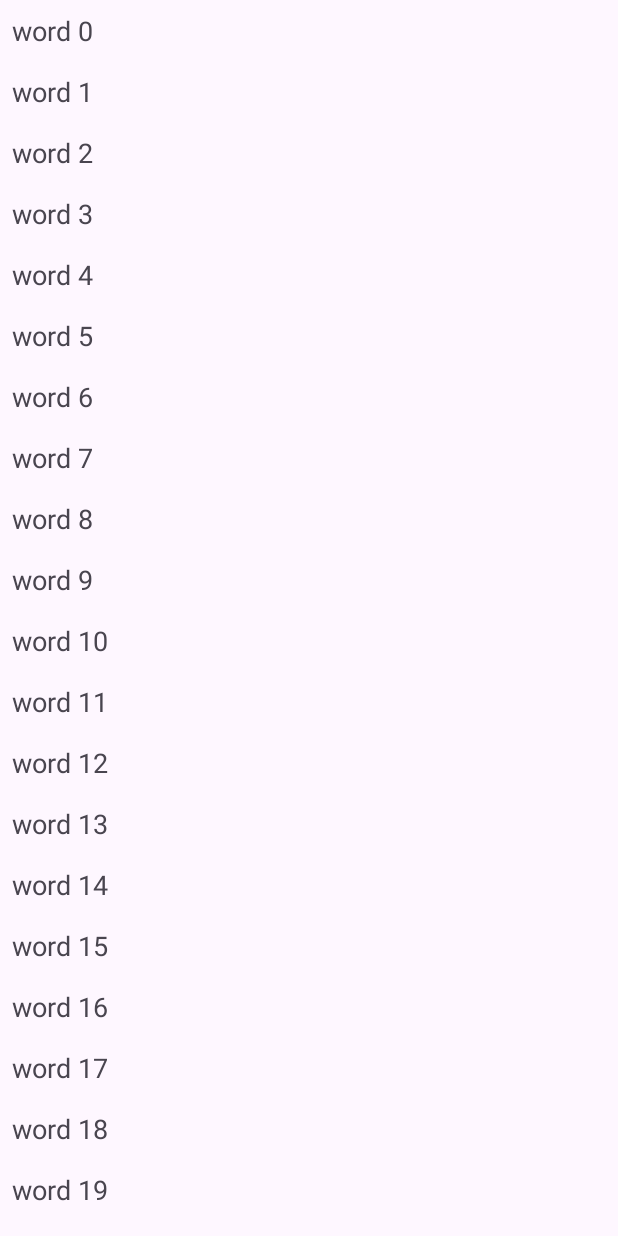
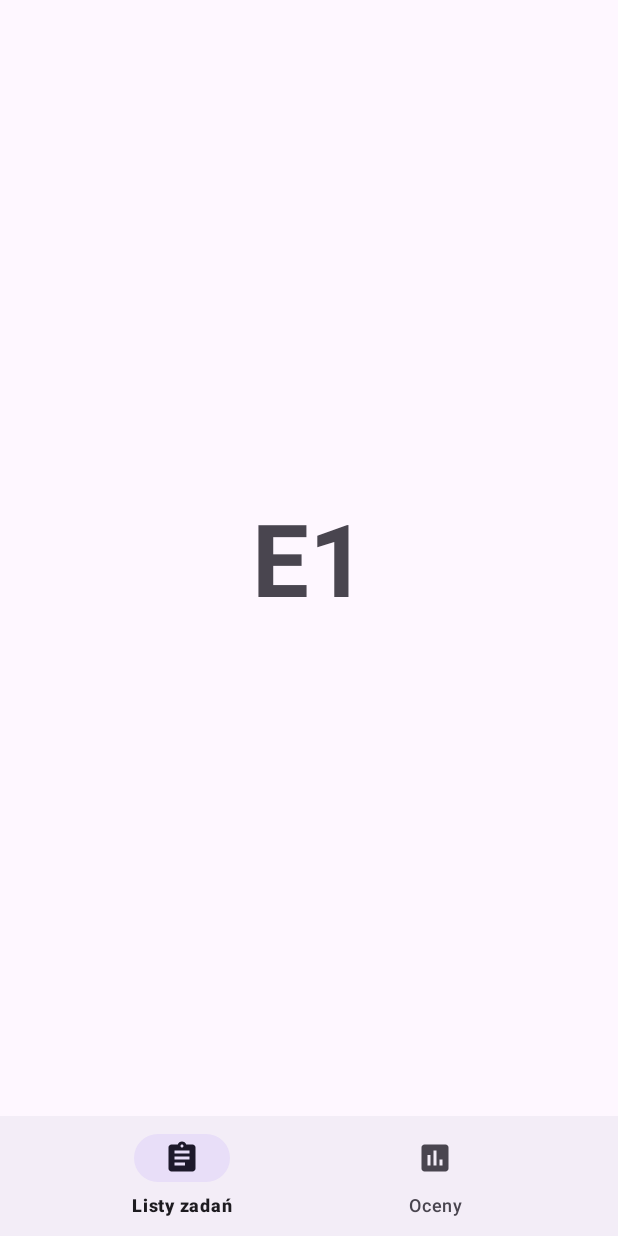
Before and after one commit to Kapiura/PUM, an Android app: the screen it shows after launch (MainActivity), on a phone screen of 412 x 824 dp. Run offline under Robolectric (Android 15) with nearby library versions, the phone set to English and light mode, and no system bars; our stand-ins replace navigation-ui.

Commit message:
No aktualnie w sumie mam bottom ten i sie zmieniaja fraghmenty wiec jestesmy coraz blizej sukcesu ale to chyba na dzis koniec nie mozna sie przemaczac a i tak jest pozno bo 1 w nocy pozdrawiam czyteln ikow

```diff
--- /dev/null
+++ b/Lista3/app/src/main/java/com/example/lista3/E1.kt
@@ -0,0 +1,59 @@
+package com.example.lista3
+
+import android.os.Bundle
+import androidx.fragment.app.Fragment
+import android.view.LayoutInflater
+import android.view.View
+import android.view.ViewGroup
+
+// TODO: Rename parameter arguments, choose names that match
+// the fragment initialization parameters, e.g. ARG_ITEM_NUMBER
+private const val ARG_PARAM1 = "param1"
+private const val ARG_PARAM2 = "param2"
+
+/**
+ * A simple [Fragment] subclass.
+ * Use the [E1.newInstance] factory method to
+ * create an instance of this fragment.
+ */
+class E1 : Fragment() {
+    // TODO: Rename and change types of parameters
+    private var param1: String? = null
+    private var param2: String? = null
+
+    override fun onCreate(savedInstanceState: Bundle?) {
+        super.onCreate(savedInstanceState)
+        arguments?.let {
+            param1 = it.getString(ARG_PARAM1)
+            param2 = it.getString(ARG_PARAM2)
+        }
+    }
+
+    override fun onCreateView(
+        inflater: LayoutInflater, container: ViewGroup?,
+        savedInstanceState: Bundle?
+    ): View? {
+        // Inflate the layout for this fragment
+        return inflater.inflate(R.layout.fragment_e1, container, false)
+    }
+
+    companion object {
+        /**
+         * Use this factory method to create a new instance of
+         * this fragment using the provided parameters.
+         *
+         * @param param1 Parameter 1.
+         * @param param2 Parameter 2.
+         * @return A new instance of fragment E1.
+         */
+        // TODO: Rename and change types and number of parameters
+        @JvmStatic
+        fun newInstance(param1: String, param2: String) =
+            E1().apply {
+                arguments = Bundle().apply {
+                    putString(ARG_PARAM1, param1)
+                    putString(ARG_PARAM2, param2)
+                }
+            }
+    }
+}
--- a/Lista3/app/src/main/java/com/example/lista3/MainActivity.kt
+++ b/Lista3/app/src/main/java/com/example/lista3/MainActivity.kt
@@ -6,6 +6,10 @@ import androidx.activity.enableEdgeToEdge
 import androidx.appcompat.app.AppCompatActivity
 import androidx.core.view.ViewCompat
 import androidx.core.view.WindowInsetsCompat
+import androidx.navigation.NavController
+import androidx.navigation.fragment.NavHostFragment
+import androidx.navigation.fragment.findNavController
+import androidx.navigation.ui.setupWithNavController
 import androidx.recyclerview.widget.LinearLayoutManager
 import com.example.lista3.databinding.ActivityMainBinding
 
@@ -14,6 +18,12 @@ class MainActivity : AppCompatActivity() {
 
     private val binding: ActivityMainBinding by lazy {
         ActivityMainBinding.inflate(layoutInflater)
+    }
+
+    private val navController: NavController by lazy {
+        val navHostFragment = supportFragmentManager.findFragmentById(R.id.nav_host_fragment)
+                as NavHostFragment
+        navHostFragment.findNavController()
     }
 
     override fun onCreate(savedInstanceState: Bundle?) {
@@ -26,6 +36,7 @@ class MainActivity : AppCompatActivity() {
             }
             layoutManager = LinearLayoutManager(this@MainActivity)
         }
+        binding.bottomNavView.setupWithNavController(navController)
 
         enableEdgeToEdge()
 
--- /dev/null
+++ b/Lista3/app/src/main/res/drawable/baseline_assessment_22.xml
@@ -0,0 +1,5 @@
+<vector xmlns:android="http://schemas.android.com/apk/res/android" android:height="24dp" android:tint="#000000" android:viewportHeight="24" android:viewportWidth="24" android:width="24dp">
+
+    <path android:fillColor="@android:color/white" android:pathData="M19,3L5,3c-1.1,0 -2,0.9 -2,2v14c0,1.1 0.9,2 2,2h14c1.1,0 2,-0.9 2,-2L21,5c0,-1.1 -0.9,-2 -2,-2zM9,17L7,17v-7h2v7zM13,17h-2L11,7h2v10zM17,17h-2v-4h2v4z"/>
+
+</vector>
--- /dev/null
+++ b/Lista3/app/src/main/res/drawable/baseline_assignment_24.xml
@@ -0,0 +1,5 @@
+<vector xmlns:android="http://schemas.android.com/apk/res/android" android:autoMirrored="true" android:height="24dp" android:tint="#000000" android:viewportHeight="24" android:viewportWidth="24" android:width="24dp">
+
+    <path android:fillColor="@android:color/white" android:pathData="M19,3h-4.18C14.4,1.84 13.3,1 12,1c-1.3,0 -2.4,0.84 -2.82,2L5,3c-1.1,0 -2,0.9 -2,2v14c0,1.1 0.9,2 2,2h14c1.1,0 2,-0.9 2,-2L21,5c0,-1.1 -0.9,-2 -2,-2zM12,3c0.55,0 1,0.45 1,1s-0.45,1 -1,1 -1,-0.45 -1,-1 0.45,-1 1,-1zM14,17L7,17v-2h7v2zM17,13L7,13v-2h10v2zM17,9L7,9L7,7h10v2z"/>
+
+</vector>
--- a/Lista3/app/src/main/res/layout/activity_main.xml
+++ b/Lista3/app/src/main/res/layout/activity_main.xml
@@ -5,12 +5,33 @@
     android:layout_width="match_parent"
     android:layout_height="wrap_content"
     android:id="@+id/main"
+    android:orientation="vertical"
     tools:context=".MainActivity">
 
     <androidx.recyclerview.widget.RecyclerView
         android:id="@+id/recyclerView"
+        android:layout_width="0dp"
+        android:layout_height="0dp"
+        app:layout_constraintTop_toTopOf="parent"
+        app:layout_constraintBottom_toBottomOf="parent"
+        app:layout_constraintStart_toStartOf="parent"
+        app:layout_constraintEnd_toEndOf="parent"
+        tools:listitem="@layout/word_list_item" />
+
+    <androidx.fragment.app.FragmentContainerView
+        android:id="@+id/nav_host_fragment"
+        android:name="androidx.navigation.fragment.NavHostFragment"
         android:layout_width="match_parent"
-        android:layout_height="match_parent" />
+        android:layout_height="0dp"
+        android:layout_weight="1"
+        app:defaultNavHost="true"
+        app:navGraph="@navigation/navigation"/>
+
+    <com.google.android.material.bottomnavigation.BottomNavigationView
+        android:id="@+id/bottom_nav_view"
+        android:layout_width="match_parent"
+        android:layout_height="wrap_content"
+        app:menu="@menu/bottom_nav_menu" />
 
 
 </LinearLayout>
--- /dev/null
+++ b/Lista3/app/src/main/res/layout/fragment_e1.xml
@@ -0,0 +1,17 @@
+<?xml version="1.0" encoding="utf-8"?>
+<FrameLayout xmlns:android="http://schemas.android.com/apk/res/android"
+    xmlns:tools="http://schemas.android.com/tools"
+    android:layout_width="match_parent"
+    android:layout_height="match_parent"
+    tools:context=".E1">
+
+    <TextView
+        android:layout_width="match_parent"
+        android:layout_height="match_parent"
+        android:layout_gravity="center"
+        android:gravity="center"
+        android:text="E1"
+        android:textSize="67sp"
+        android:textStyle="bold" />
+
+</FrameLayout>
--- /dev/null
+++ b/Lista3/app/src/main/res/menu/bottom_nav_menu.xml
@@ -0,0 +1,11 @@
+<?xml version="1.0" encoding="utf-8"?>
+<menu xmlns:android="http://schemas.android.com/apk/res/android">
+    <item
+        android:id="@id/e1"
+        android:icon="@drawable/baseline_assignment_24"
+        android:title="Listy zadań" />
+    <item
+        android:id="@id/e2"
+        android:icon="@drawable/baseline_assessment_22"
+        android:title="Oceny" />
+</menu>
--- /dev/null
+++ b/Lista3/app/src/main/res/menu/menu.xml
@@ -0,0 +1,4 @@
+<?xml version="1.0" encoding="utf-8"?>
+<menu xmlns:android="http://schemas.android.com/apk/res/android">
+
+</menu>
--- /dev/null
+++ b/Lista3/app/src/main/res/navigation/navigation.xml
@@ -0,0 +1,23 @@
+<?xml version="1.0" encoding="utf-8"?>
+<navigation xmlns:android="http://schemas.android.com/apk/res/android"
+    xmlns:app="http://schemas.android.com/apk/res-auto"
+    xmlns:tools="http://schemas.android.com/tools"
+    android:id="@+id/navigation"
+    app:startDestination="@id/e1">
+
+    <fragment
+        android:id="@+id/e1"
+        android:name="com.example.lista3.E1"
+        android:label="fragment_e1"
+        tools:layout="@layout/fragment_e1" />
+    <fragment
+        android:id="@+id/e2"
+        android:name="com.example.lista3.E2"
+        android:label="fragment_e2"
+        tools:layout="@layout/fragment_e2" />
+    <fragment
+        android:id="@+id/e3"
+        android:name="com.example.lista3.E3"
+        android:label="fragment_e3"
+        tools:layout="@layout/fragment_e3" />
+</navigation>
--- a/Lista3/app/src/main/res/values/strings.xml
+++ b/Lista3/app/src/main/res/values/strings.xml
@@ -1,3 +1,5 @@
 <resources>
     <string name="app_name">Lista3</string>
+    <!-- TODO: Remove or change this placeholder text -->
+    <string name="hello_blank_fragment">Hello blank fragment</string>
 </resources>
```
Also changed, not shown: Lista3/app/src/main/java/com/example/lista3/E2.kt (added, +59 -0 lines), Lista3/app/src/main/java/com/example/lista3/E3.kt (added, +59 -0 lines), Lista3/app/src/main/res/layout/fragment_e2.xml (added, +17 -0 lines), Lista3/app/src/main/res/layout/fragment_e3.xml (added, +17 -0 lines).
